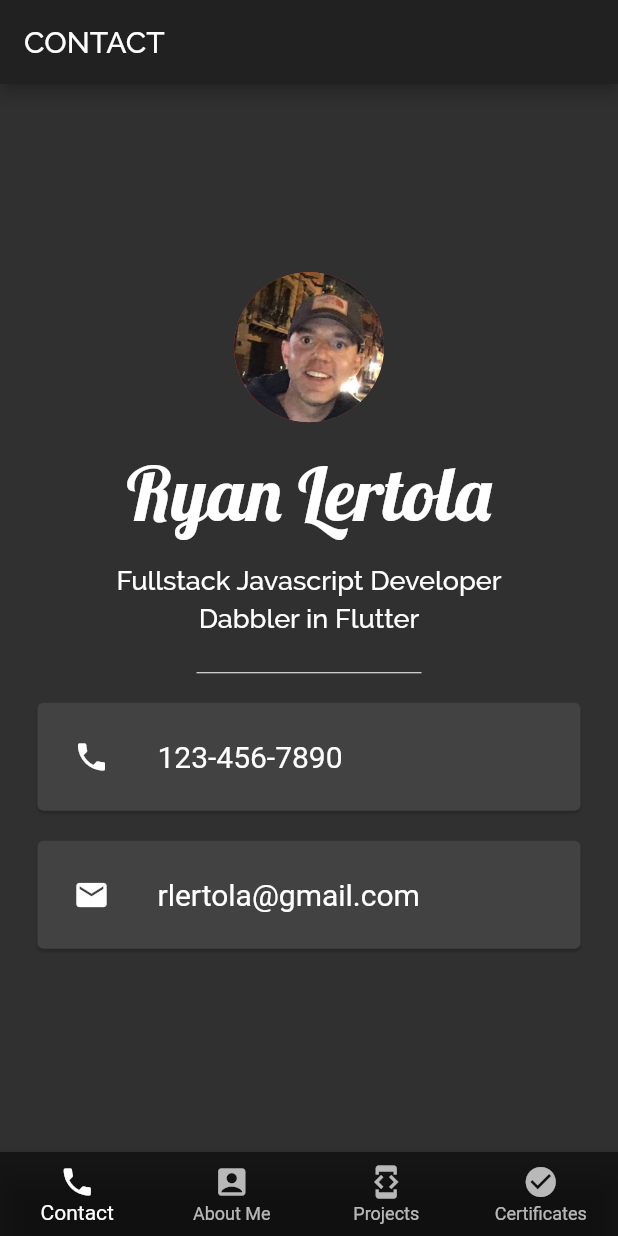
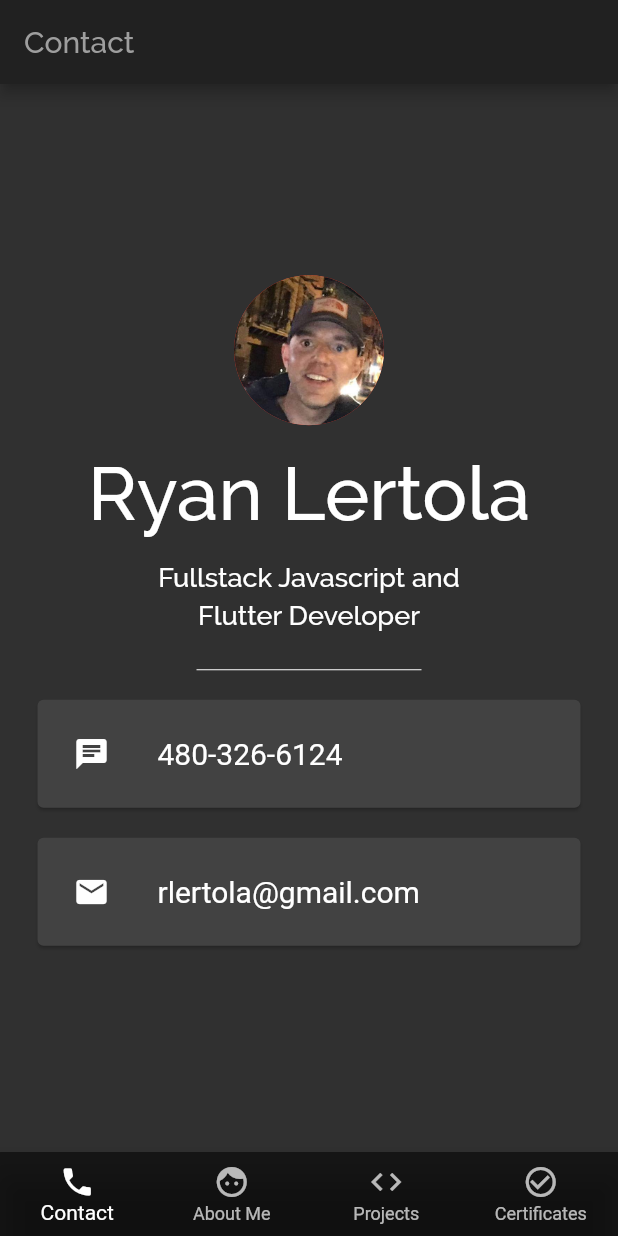
Before and after one commit to rlertola/flutter-portfolio, a Flutter app: the screen it shows after launch, on a phone screen of 412 x 824 dp. Run offline on Flutter 3.47's test engine with Material 2 defaults, Android fonts, the phone set to English and light mode, and no system bars; missing offline and left inert: zoomable_image; Roboto replaces fonts that are missing (SourceSansPro).

Commit message:
Mailto and sms; colors, contactcard

```diff
--- /dev/null
+++ b/lib/components/contact_card.dart
@@ -0,0 +1,36 @@
+import 'package:flutter/material.dart';
+
+class ContactCard extends StatelessWidget {
+  ContactCard({this.onTap, this.titleText, this.icon});
+
+  final Function onTap;
+  final String titleText;
+  final IconData icon;
+
+  @override
+  Widget build(BuildContext context) {
+    return GestureDetector(
+      onTap: onTap,
+      child: Card(
+        margin: EdgeInsets.symmetric(vertical: 10.0, horizontal: 25.0),
+        child: Padding(
+          padding: EdgeInsets.all(8.0),
+          child: ListTile(
+            leading: Icon(
+              icon,
+              color: Colors.white,
+            ),
+            title: Text(
+              titleText,
+              style: TextStyle(
+                color: Colors.white,
+                fontFamily: 'SourceSansPro',
+                fontSize: 20.0,
+              ),
+            ),
+          ),
+        ),
+      ),
+    );
+  }
+}
--- a/lib/components/sliver_bar.dart
+++ b/lib/components/sliver_bar.dart
@@ -17,7 +17,8 @@ class SliverBar extends StatelessWidget {
         title: Text(
           titleText,
           style: TextStyle(
-            fontFamily: 'Lobster',
+            color: Colors.grey,
+            fontFamily: 'Raleway',
             fontSize: 32.0,
           ),
         ),
--- a/lib/main.dart
+++ b/lib/main.dart
@@ -37,15 +37,15 @@ class PortfolioState extends State<Portfolio> {
               title: Text('Contact'),
             ),
             BottomNavigationBarItem(
-              icon: Icon(Icons.account_box),
+              icon: Icon(Icons.face),
               title: Text('About Me'),
             ),
             BottomNavigationBarItem(
-              icon: Icon(Icons.developer_mode),
+              icon: Icon(Icons.code),
               title: Text('Projects'),
             ),
             BottomNavigationBarItem(
-              icon: Icon(Icons.check_circle),
+              icon: Icon(Icons.check_circle_outline),
               title: Text('Certificates'),
             ),
           ],
--- a/lib/resources/constants.dart
+++ b/lib/resources/constants.dart
@@ -1,11 +1,15 @@
 // Contact
 const kAvatar = 'assets/certificates/me.jpg';
-const kMainDescription = 'Fullstack Javascript Developer';
-const kSecondaryDescription = 'Dabbler in Flutter';
-const kPhoneNumber = '123-456-7890';
+const kMainDescription = 'Fullstack Javascript and';
+const kSecondaryDescription = 'Flutter Developer';
+const kPhoneNumberText = '480-326-6124';
+const kPhoneNumberURL = 'tel:+14803266124';
+const kSMS = 'sms:4803266124';
 const kEmailAddress = 'rlertola@gmail.com';
+const kEmailAddressURL = 'mailto:rlertola@gmail.com>?subject=Hey Ryan&body=';
 
 // AboutMe
+const kResume = 'assets/certificates/Resume-RyanLertola.png';
 const kGitHubUrl = 'https://github.com/rlertola?tab=repositories';
 const kAboutMeDescription =
-    'I am an aspiring fullstack JavaScript developer who recently completed the TreeHouse Techdegree program with a primary focus on JavaScript, Node, React, Express and Mongo. \n\nI have also completed a Flutter Development course. Please check out my projects and certificates.';
+    'I am an aspiring Flutter and fullstack JavaScript developer who recently completed the TreeHouse Techdegree program with a primary focus on JavaScript, Node, React, Express and Mongo. \n\nI have also completed the App Brewery Flutter Development course. Please check out my projects and certificates.';
--- a/lib/resources/projects_list.dart
+++ b/lib/resources/projects_list.dart
@@ -3,13 +3,13 @@ List projects = [
     "id": 0,
     "project_name": "Dev Course Library",
     "description":
-        "Combines a school database REST API with a React frontend. Users can create an account, signin/signout, create, update and delete courses, view course detail, and a full list of courses. This project was built using React, Express, Mongo DB and Mongoose; routing with React-Router, and simple animation with React Spring. Check out my code or view a live demo of the project by clicking the links to the right.",
+        "Combines a school database REST API with a React frontend. Users can create an account, signin/signout, create, update and delete courses, view course detail, and a full list of courses. This project was built using React, Express, Mongo DB and Mongoose; routing with React-Router, and simple animation with React Spring. Check out my code or view a live demo of the project by clicking the links below.",
     "technologies": ["React", "Express", "MongoDB", "Mongoose"],
     "live_link": "https://fs-app-with-react-and-restapi.herokuapp.com/",
     "github_link":
         "https://github.com/rlertola/Full-Stack-App-with-React-and-a-REST-API",
+    "main_image": "assets/project_images/proj71.png",
     "image_urls": [
-      "assets/project_images/proj71.png",
       "assets/project_images/proj70.png",
       "assets/project_images/proj76.png",
       "assets/project_images/proj72.png",
@@ -22,12 +22,12 @@ List projects = [
     "id": 1,
     "project_name": "Flickr Gallery",
     "description":
-        "Displays a gallery of images from the Flickr api. Contains a search field as well as three default categories. Built using React and Axios for data-fetching. Check out my code or view a live demo of the project by clicking the links to the right.",
+        "Displays a gallery of images from the Flickr api. Contains a search field as well as three default categories. Built using React and Axios for data-fetching. Check out my code or view a live demo of the project by clicking the links below.",
     "technologies": ["JavaScript", "HTML", "CSS", "React", "Axios"],
     "live_link": "https://rlertola.github.io/react-gallery-app/#/",
     "github_link": "https://github.com/rlertola/react-gallery-app",
+    "main_image": "assets/project_images/proj60projPage.png",
     "image_urls": [
-      "assets/project_images/proj60projPage.png",
       "assets/project_images/proj60.png",
       "assets/project_images/proj61.png",
       "assets/project_images/proj62.png",
@@ -38,12 +38,12 @@ List projects = [
     "id": 2,
     "project_name": "Employee Directory",
     "description":
-        "Gets and displays 12 students from a public API. Uses a dynamic search filter that filters results as you type. Users can also scroll through individual modals by clicking on a person. For more features, see the README in my GitHub repo. Built using vanilla JS, HTML and CSS. Check out my code or view a live demo of the project by clicking the links to the right.",
+        "Gets and displays 12 students from a public API. Uses a dynamic search filter that filters results as you type. Users can also scroll through individual modals by clicking on a person. For more features, see the README in my GitHub repo. Built using vanilla JS, HTML and CSS. Check out my code or view a live demo of the project by clicking the links below.",
     "technologies": ["JavaScript", "HTML", "CSS"],
     "live_link": "https://rlertola.github.io/public_api_request-v1/",
     "github_link": "https://github.com/rlertola/public_api_request-v1",
+    "main_image": "assets/project_images/proj50projPage.png",
     "image_urls": [
-      "assets/project_images/proj50projPage.png",
       "assets/project_images/proj50.png",
       "assets/project_images/proj51.png",
       "assets/project_images/proj52.png",
@@ -54,12 +54,12 @@ List projects = [
     "id": 3,
     "project_name": "Guess the Phrase Game",
     "description":
-        "A game where users guess letters to get a phrase. This project utilizes classes and OOP principles to create the game and functionality. For more features, see the README in my GitHub repo. Built using vanilla JS, HTML and CSS. Check out my code or view a live demo of the project by clicking the links to the right.",
+        "A game where users guess letters to get a phrase. This project utilizes classes and OOP principles to create the game and functionality. For more features, see the README in my GitHub repo. Built using vanilla JS, HTML and CSS. Check out my code or view a live demo of the project by clicking the links below.",
     "technologies": ["JavaScript", "HTML", "CSS"],
     "live_link": "https://rlertola.github.io/oop_game-v2/",
     "github_link": "https://github.com/rlertola/oop_game-v2",
+    "main_image": "assets/project_images/proj40projPage.png",
     "image_urls": [
-      "assets/project_images/proj40projPage.png",
       "assets/project_images/proj40.png",
       "assets/project_images/proj41.png",
       "assets/project_images/proj43.png",
@@ -70,12 +70,12 @@ List projects = [
     "id": 4,
     "project_name": "Conference Registration Form",
     "description":
-        "A registration form for a fictitious conference. App displays error messages when tabbed-out of an empty field, and when the submit button is pushed. When activities are selected, the total cost is calculated and displayed. For more features, see the README in my GitHub repo. Built using JS, JQuery, HTML and CSS. Check out my code or view a live demo of the project by clicking the links to the right.",
+        "A registration form for a fictitious conference. App displays error messages when tabbed-out of an empty field, and when the submit button is pushed. When activities are selected, the total cost is calculated and displayed. For more features, see the README in my GitHub repo. Built using JS, JQuery, HTML and CSS. Check out my code or view a live demo of the project by clicking the links below.",
     "technologies": ["JavaScript", "HTML", "CSS", "JQuery"],
     "live_link": "https://rlertola.github.io/interactive-form-v1/",
     "github_link": "https://github.com/rlertola/interactive-form-v1",
+    "main_image": "assets/project_images/proj30projPage.png",
     "image_urls": [
-      "assets/project_images/proj30projPage.png",
       "assets/project_images/proj30.png",
       "assets/project_images/proj31.png",
       "assets/project_images/proj32.png",
@@ -86,13 +86,13 @@ List projects = [
     "id": 5,
     "project_name": "Student Contact List",
     "description":
-        "Displays a maximum of 10 students per page with page numbers appended at the bottom. Contains a dynamic search filter that filters search results as you type. Built using vanilla JS, HTML and CSS. Check out my code or a view a live demo of the project by clicking the links to the right.",
+        "Displays a maximum of 10 students per page with page numbers appended at the bottom. Contains a dynamic search filter that filters search results as you type. Built using vanilla JS, HTML and CSS. Check out my code or a view a live demo of the project by clicking the links below.",
     "technologies": ["JavaScript", "HTML", "CSS"],
     "live_link": "https://rlertola.github.io/list_pagination_and_filtering-v1/",
     "github_link":
         "https://github.com/rlertola/list_pagination_and_filtering-v1/",
+    "main_image": "assets/project_images/proj20projPage.png",
     "image_urls": [
-      "assets/project_images/proj20projPage.png",
       "assets/project_images/proj20.png",
       "assets/project_images/proj21.png",
       "assets/project_images/proj22.png"
@@ -102,12 +102,12 @@ List projects = [
     "id": 6,
     "project_name": "Random Quote Generator",
     "description":
-        "Displays random quotes and colors every 10 seconds, or with a push of the button. Built using vanilla JS, HTML and CSS. Check out my code or view a live demo of the project by clicking the links to the right.",
+        "Displays random quotes and colors every 10 seconds, or with a push of the button. Built using vanilla JS, HTML and CSS. Check out my code or view a live demo of the project by clicking the links below.",
     "technologies": ["JavaScript", "HTML", "CSS"],
     "live_link": "https://rlertola.github.io/a_random_quote_generator-v1/",
     "github_link": "https://github.com/rlertola/a_random_quote_generator-v1",
+    "main_image": "assets/project_images/proj10.png",
     "image_urls": [
-      "assets/project_images/proj10.png",
       "assets/project_images/proj10.png",
       "assets/project_images/proj12.png",
       "assets/project_images/proj14.png"
--- a/lib/resources/skills_list.dart
+++ b/lib/resources/skills_list.dart
@@ -56,7 +56,7 @@ List skills = [
     'id': 7,
     'title': 'Express.js',
     'logos': [
-      'assets/kills_icons/express76.png',
+      'assets/skills_icons/express76.png',
       'assets/skills_icons/express80.png'
     ]
   },
--- a/lib/screens/contact.dart
+++ b/lib/screens/contact.dart
@@ -1,15 +1,29 @@
 import 'package:flutter/material.dart';
 import 'package:portfolio/components/padding_text.dart';
+import 'package:portfolio/components/contact_card.dart';
 import 'package:portfolio/resources/constants.dart';
+import 'package:url_launcher/url_launcher.dart';
 
 class Contact extends StatelessWidget {
+  // url_launcher function for phone and email.
+  void launchURL(url) async {
+    if (await canLaunch(url)) {
+      await launch(url);
+    } else {
+      throw 'Could not launch $url';
+    }
+  }
+
   @override
   Widget build(BuildContext context) {
     return Scaffold(
       appBar: AppBar(
         title: Text(
-          'CONTACT',
-          style: TextStyle(fontFamily: 'Raleway'),
+          'Contact',
+          style: TextStyle(
+            fontFamily: 'Raleway',
+            color: Colors.grey,
+          ),
         ),
       ),
       body: SafeArea(
@@ -25,7 +39,7 @@ class Contact extends StatelessWidget {
               padding: EdgeInsets.all(16.0),
               text: 'Ryan Lertola',
               size: 50.0,
-              family: 'Lobster',
+              family: 'Raleway',
             ),
             PaddingText(
               padding: EdgeInsets.only(bottom: 4.0),
@@ -46,46 +60,16 @@ class Contact extends StatelessWidget {
                 color: Colors.white,
               ),
             ),
-            Card(
-              margin: EdgeInsets.symmetric(vertical: 10.0, horizontal: 25.0),
-              child: Padding(
-                padding: EdgeInsets.all(8.0),
-                child: ListTile(
-                  leading: Icon(
-                    Icons.phone,
-                    color: Colors.white,
-                  ),
-                  title: Text(
-                    kPhoneNumber,
-                    style: TextStyle(
-                      color: Colors.white,
-                      fontFamily: 'SourceSansPro',
-                      fontSize: 20.0,
-                    ),
-                  ),
-                ),
-              ),
+            ContactCard(
+              onTap: () => launchURL(kSMS),
+              titleText: kPhoneNumberText,
+              icon: Icons.chat,
             ),
-            Card(
-              margin: EdgeInsets.symmetric(vertical: 10.0, horizontal: 25.0),
-              child: Padding(
-                padding: EdgeInsets.all(8.0),
-                child: ListTile(
-                  leading: Icon(
-                    Icons.email,
-                    color: Colors.white,
-                  ),
-                  title: Text(
-                    kEmailAddress,
-                    style: TextStyle(
-                      color: Colors.white,
-                      fontFamily: 'SourceSansPro',
-                      fontSize: 20.0,
-                    ),
-                  ),
-                ),
-              ),
-            )
+            ContactCard(
+              onTap: () => launchURL(kEmailAddressURL),
+              titleText: kEmailAddress,
+              icon: Icons.email,
+            ),
           ],
         ),
       ),
--- a/lib/screens/project-page.dart
+++ b/lib/screens/project-page.dart
@@ -18,7 +18,6 @@ class Project extends StatelessWidget {
   @override
   Widget build(BuildContext context) {
     List<String> images = projects[index]['image_urls'];
-    images.removeAt(0);
 
     List<Padding> paddingWidgets = images.map((image) {
       return Padding(
```
Also changed, not shown: lib/screens/about_me.dart (+8 -10 lines), lib/screens/certificates.dart (+0 -39 lines), lib/screens/projects.dart (+1 -39 lines).
